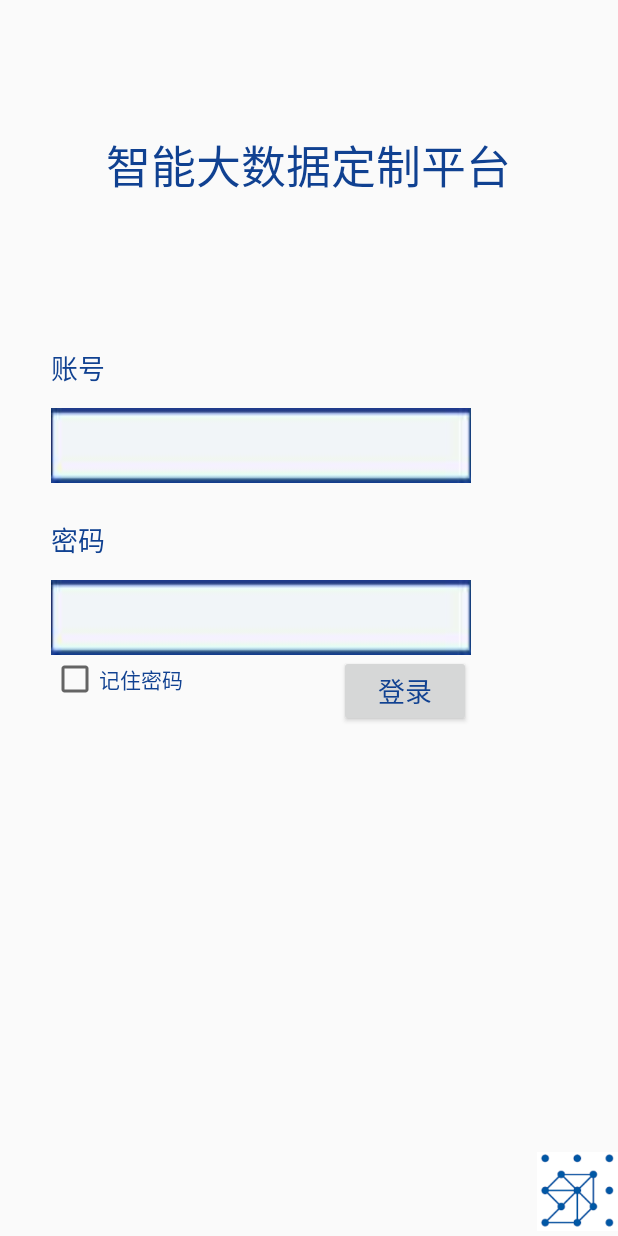
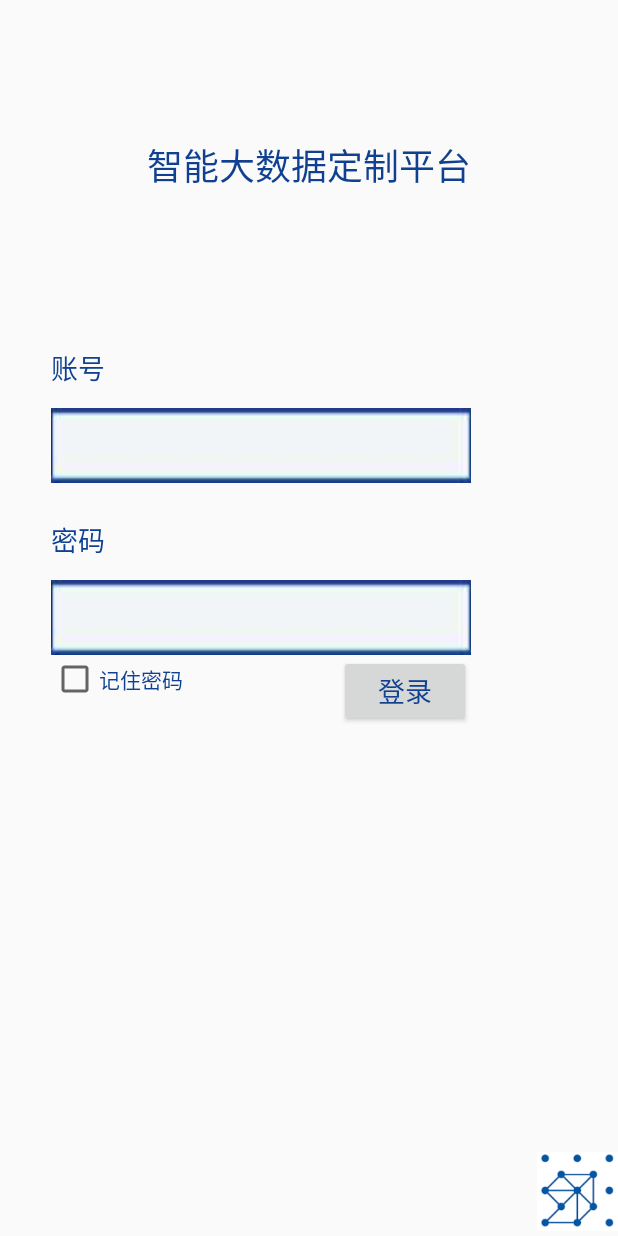
Before and after one commit to zenghuanliang/icttegongdui, an Android app: the screen it shows after launch (LoginActivity), on a phone screen of 412 x 824 dp. Run offline under Robolectric (Android 15) with nearby library versions, the phone set to English and light mode, and no system bars.

```diff
--- a/app/src/main/res/layout/activity_login.xml
+++ b/app/src/main/res/layout/activity_login.xml
@@ -14,7 +14,7 @@
         android:layout_marginBottom="11dp" android:layout_alignParentTop="true">
         <TextView android:text="智能大数据定制平台" android:layout_width="wrap_content"
                   android:layout_height="wrap_content"
-                  android:id="@+id/textView5" android:textSize="30sp"
+                  android:id="@+id/textView5" android:textSize="24sp"
                   android:textColor="@color/colorPrimary"
                   android:layout_centerVertical="true" android:layout_centerHorizontal="true"/>
     </RelativeLayout>
```
